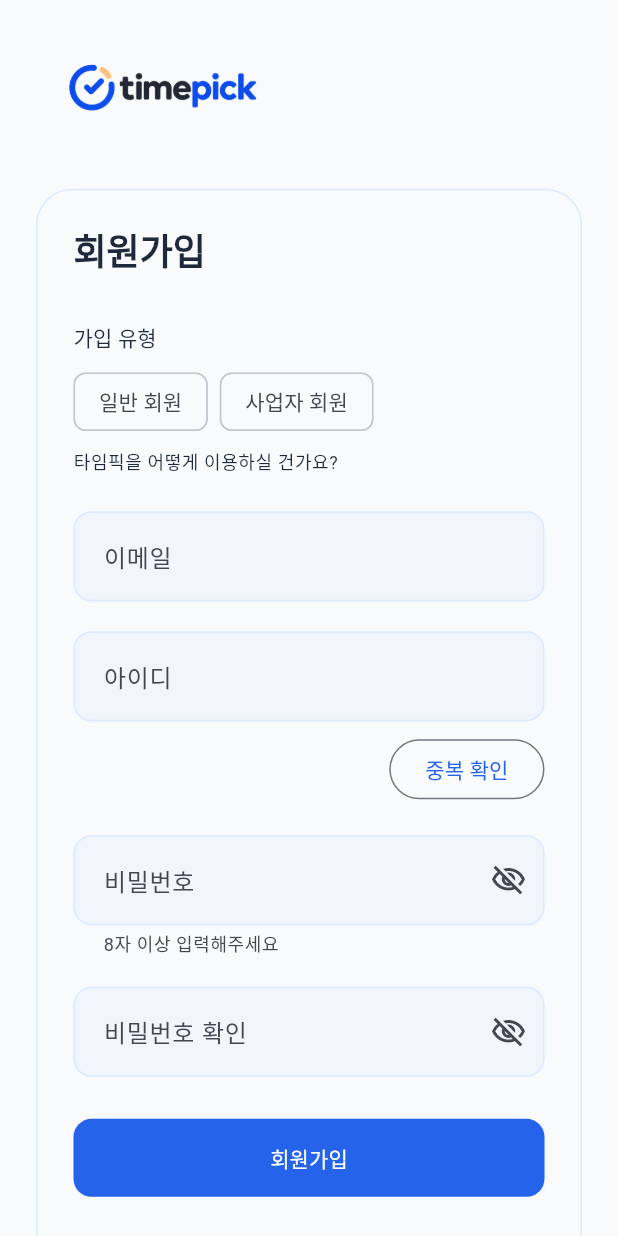
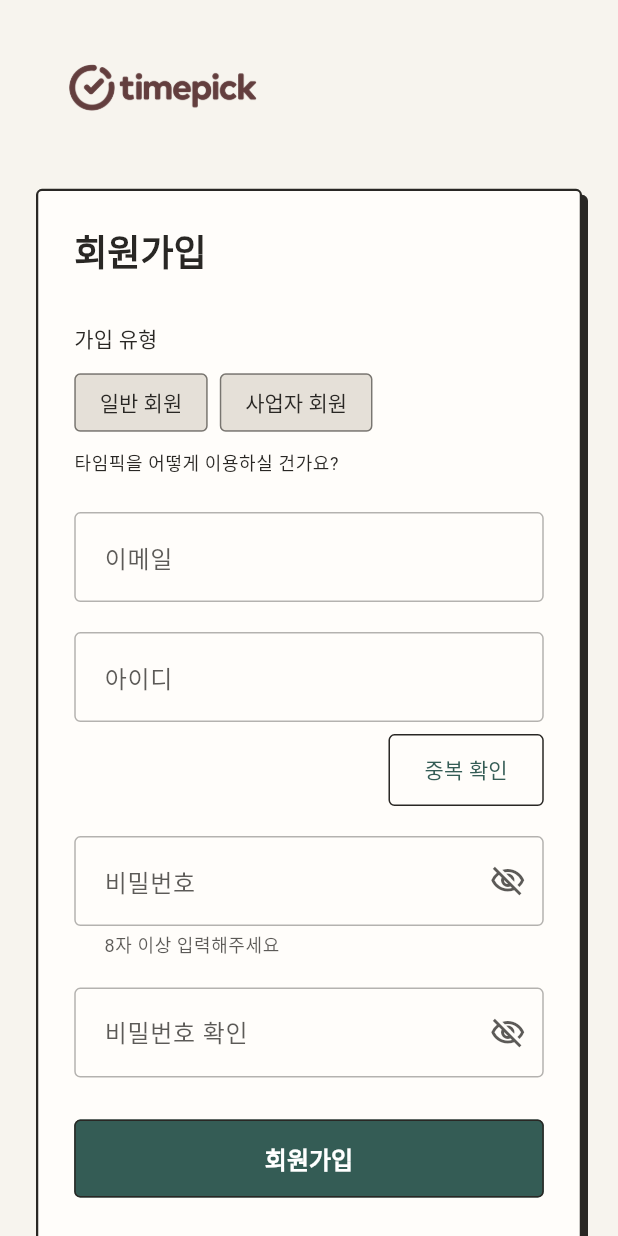
Before and after one commit to DontFixCode/capstone-frontend-app, a Flutter app: the screen it shows after launch, after a tap on "회원가입", on a phone screen of 412 x 824 dp. Run offline on Flutter 3.47's test engine with Material 3 defaults, Android fonts, the phone set to English and light mode, and no system bars; our stand-ins replace geolocator; missing offline and left inert: kakao_map_sdk.

Commit message:
:lipstick: 디자인 변경사항 업데이트

```diff
--- a/lib/Ui/Pages/login/login.dart
+++ b/lib/Ui/Pages/login/login.dart
@@ -1,4 +1,6 @@
 import 'package:flutter/material.dart';
+
+import '../../theme/app_theme.dart';
 
 import 'forgot_password.dart';
 import '../main_page.dart';
@@ -28,12 +30,12 @@ class _LoginPageState extends State<LoginPage> {
     final theme = Theme.of(context);
     final colors = theme.colorScheme;
     final inputBorder = OutlineInputBorder(
-      borderRadius: BorderRadius.circular(12),
-      borderSide: BorderSide(color: colors.secondary),
+      borderRadius: AppTheme.corners,
+      borderSide: BorderSide(color: AppTheme.borderMuted),
     );
     final inputDecoration = InputDecoration(
       filled: true,
-      fillColor: colors.secondary.withValues(alpha: 0.25),
+      fillColor: AppTheme.surface,
       contentPadding: const EdgeInsets.symmetric(horizontal: 16, vertical: 18),
       border: inputBorder,
       enabledBorder: inputBorder,
@@ -56,6 +58,8 @@ class _LoginPageState extends State<LoginPage> {
                     alignment: Alignment.centerLeft,
                     child: Image.asset(
                       'assets/images/timePick_logo_no_background.png',
+                      color: AppTheme.brand,
+                      colorBlendMode: BlendMode.srcIn,
                       width: 168,
                       semanticLabel: '타임픽',
                     ),
@@ -67,11 +71,7 @@ class _LoginPageState extends State<LoginPage> {
                     child: ConstrainedBox(
                       constraints: const BoxConstraints(maxWidth: 480),
                       child: DecoratedBox(
-                        decoration: BoxDecoration(
-                          color: colors.surface,
-                          border: Border.all(color: colors.secondary),
-                          borderRadius: BorderRadius.circular(24),
-                        ),
+                        decoration: AppTheme.panel(raised: true),
                         child: Padding(
                           padding: const EdgeInsets.all(24),
                           child: Form(
@@ -162,7 +162,7 @@ class _LoginPageState extends State<LoginPage> {
                                     style: FilledButton.styleFrom(
                                       minimumSize: const Size.fromHeight(52),
                                       shape: RoundedRectangleBorder(
-                                        borderRadius: BorderRadius.circular(12),
+                                        borderRadius: AppTheme.corners,
                                       ),
                                     ),
                                     child: const Text('로그인'),
--- a/lib/Ui/Pages/login/signup.dart
+++ b/lib/Ui/Pages/login/signup.dart
@@ -1,4 +1,6 @@
 import 'package:flutter/material.dart';
+
+import '../../theme/app_theme.dart';
 
 enum SignupAccountType {
   customer('일반 회원', '원하는 시간에 업체를 찾고 예약해요.'),
@@ -103,12 +105,12 @@ class _SignupPageState extends State<SignupPage> {
     final theme = Theme.of(context);
     final colors = theme.colorScheme;
     final border = OutlineInputBorder(
-      borderRadius: BorderRadius.circular(12),
-      borderSide: BorderSide(color: colors.secondary),
+      borderRadius: AppTheme.corners,
+      borderSide: BorderSide(color: AppTheme.borderMuted),
     );
     final decoration = InputDecoration(
       filled: true,
-      fillColor: colors.secondary.withValues(alpha: 0.25),
+      fillColor: AppTheme.surface,
       contentPadding: const EdgeInsets.symmetric(horizontal: 16, vertical: 18),
       border: border,
       enabledBorder: border,
@@ -130,6 +132,8 @@ class _SignupPageState extends State<SignupPage> {
                 alignment: Alignment.centerLeft,
                 child: Image.asset(
                   'assets/images/timePick_logo_no_background.png',
+                  color: AppTheme.brand,
+                  colorBlendMode: BlendMode.srcIn,
                   width: 168,
                   semanticLabel: '타임픽',
                 ),
@@ -140,11 +144,7 @@ class _SignupPageState extends State<SignupPage> {
                   constraints: const BoxConstraints(maxWidth: 480),
                   child: Container(
                     padding: const EdgeInsets.all(24),
-                    decoration: BoxDecoration(
-                      color: colors.surface,
-                      border: Border.all(color: colors.secondary),
-                      borderRadius: BorderRadius.circular(24),
-                    ),
+                    decoration: AppTheme.panel(raised: true),
                     child: Form(
                       key: _formKey,
                       child: AutofillGroup(
@@ -179,7 +179,7 @@ class _SignupPageState extends State<SignupPage> {
                                         ChoiceChip(
                                           label: Text(type.label),
                                           selected: field.value == type,
-                                          selectedColor: colors.secondary,
+                                          selectedColor: AppTheme.actionSurface,
                                           onSelected: (_) =>
                                               field.didChange(type),
                                         ),
@@ -336,7 +336,7 @@ class _SignupPageState extends State<SignupPage> {
                               style: FilledButton.styleFrom(
                                 minimumSize: const Size.fromHeight(52),
                                 shape: RoundedRectangleBorder(
-                                  borderRadius: BorderRadius.circular(12),
+                                  borderRadius: AppTheme.corners,
                                 ),
                               ),
                               child: const Text('회원가입'),
--- a/lib/Ui/Pages/splash.dart
+++ b/lib/Ui/Pages/splash.dart
@@ -1,6 +1,8 @@
 import 'dart:async';
 
 import 'package:flutter/material.dart';
+
+import '../theme/app_theme.dart';
 
 import 'login/login.dart';
 
@@ -37,7 +39,7 @@ class _SplashPageState extends State<SplashPage> {
     final colors = theme.colorScheme;
 
     return Scaffold(
-      backgroundColor: colors.surface,
+      backgroundColor: AppTheme.background,
       body: SafeArea(
         child: Padding(
           padding: const EdgeInsets.symmetric(horizontal: 24, vertical: 32),
@@ -51,6 +53,8 @@ class _SplashPageState extends State<SplashPage> {
                     children: [
                       Image.asset(
                         'assets/images/timePick_logo_no_background.png',
+                        color: AppTheme.brand,
+                        colorBlendMode: BlendMode.srcIn,
                         width: 360,
                         fit: BoxFit.contain,
                         semanticLabel: '타임픽',
@@ -74,7 +78,7 @@ class _SplashPageState extends State<SplashPage> {
                   child: CircularProgressIndicator(
                     strokeWidth: 2.5,
                     color: colors.primary,
-                    backgroundColor: colors.secondary,
+                    backgroundColor: AppTheme.actionSurface,
                     semanticsLabel: '로딩 중',
                   ),
                 ),
--- a/lib/Ui/theme/app_theme.dart
+++ b/lib/Ui/theme/app_theme.dart
@@ -1,48 +1,159 @@
 import 'package:flutter/material.dart';
 
 abstract final class AppTheme {
-  static const primary = Color(0xFF2563EB);
-  static const secondary = Color(0xFFDBEAFE);
-  static const background = Color(0xFFF8FAFC);
-  static const text = Color(0xFF1E293B);
-  static const accent = Color(0xFFFED7AA);
+  // Brand expression and user actions deliberately have separate roles.
+  static const background = Color(0xFFF7F4EE);
+  static const surface = Color(0xFFFFFDFA);
+  static const surfaceMuted = Color(0xFFE5E0D8);
+  static const text = Color(0xFF292724);
+  static const border = text;
+  static const brand = Color(0xFF623D3D);
+  static const action = Color(0xFF345C55);
+  static const actionSurface = Color(0xFFE5EBE7);
+  static const brandSurface = Color(0xFFEDE2DD);
+  static const onAction = Colors.white;
+  // Secondary text and fine borders use the same charcoal with lower opacity.
+  static const textMuted = Color(0xC2292724);
+  static const borderMuted = Color(0x59292724);
+  static const corners = BorderRadius.all(Radius.circular(4));
+
+  static BoxDecoration panel({bool raised = false, Color color = surface}) =>
+      BoxDecoration(
+        color: color,
+        borderRadius: corners,
+        border: Border.all(color: border, width: raised ? 1.5 : 1),
+        boxShadow: raised
+            ? const [BoxShadow(color: border, offset: Offset(4, 4))]
+            : null,
+      );
 
   static final light = _buildLightTheme();
 
   static ThemeData _buildLightTheme() {
-    final colorScheme = ColorScheme.fromSeed(
-      seedColor: primary,
+    const shape = RoundedRectangleBorder(borderRadius: corners);
+    final inputBorder = OutlineInputBorder(
+      borderRadius: corners,
+      borderSide: BorderSide(color: borderMuted),
+    );
+    final scheme = ColorScheme.fromSeed(
+      seedColor: action,
       brightness: Brightness.light,
-      primary: primary,
-      onPrimary: Colors.white,
-      primaryContainer: secondary,
+      primary: action,
+      onPrimary: onAction,
+      primaryContainer: actionSurface,
       onPrimaryContainer: text,
-      secondary: secondary,
-      onSecondary: text,
-      secondaryContainer: secondary,
+      secondary: brand,
+      onSecondary: onAction,
+      secondaryContainer: brandSurface,
       onSecondaryContainer: text,
-      tertiary: accent,
-      onTertiary: text,
-      tertiaryContainer: accent,
+      tertiary: action,
+      onTertiary: onAction,
+      tertiaryContainer: actionSurface,
       onTertiaryContainer: text,
-      surface: background,
+      surface: surface,
       onSurface: text,
+      onSurfaceVariant: textMuted,
+      surfaceDim: surfaceMuted,
+      surfaceBright: surface,
+      surfaceContainerLowest: surface,
+      surfaceContainerLow: background,
+      surfaceContainer: surfaceMuted,
+      surfaceContainerHigh: surfaceMuted,
+      surfaceContainerHighest: surfaceMuted,
+      outline: border,
+      outlineVariant: borderMuted,
+      inverseSurface: text,
+      onInverseSurface: surface,
+      surfaceTint: Colors.transparent,
     );
     final theme = ThemeData(
       useMaterial3: true,
-      colorScheme: colorScheme,
+      colorScheme: scheme,
       scaffoldBackgroundColor: background,
       appBarTheme: const AppBarTheme(
         backgroundColor: background,
         foregroundColor: text,
         surfaceTintColor: Colors.transparent,
       ),
+      dividerTheme: DividerThemeData(
+        color: borderMuted,
+        thickness: 1,
+        space: 32,
+      ),
+      cardTheme: const CardThemeData(
+        color: surface,
+        elevation: 0,
+        shape: RoundedRectangleBorder(
+          borderRadius: corners,
+          side: BorderSide(color: border),
+        ),
+      ),
+      inputDecorationTheme: InputDecorationTheme(
+        filled: true,
+        fillColor: surface,
+        contentPadding: const EdgeInsets.symmetric(
+          horizontal: 16,
+          vertical: 18,
+        ),
+        border: inputBorder,
+        enabledBorder: inputBorder,
+        focusedBorder: inputBorder.copyWith(
+          borderSide: const BorderSide(color: action, width: 2),
+        ),
+        labelStyle: TextStyle(color: textMuted),
+      ),
+      filledButtonTheme: FilledButtonThemeData(
+        style: FilledButton.styleFrom(
+          backgroundColor: action,
+          foregroundColor: onAction,
+          minimumSize: const Size(48, 52),
+          shape: shape,
+          side: const BorderSide(color: border),
+          textStyle: const TextStyle(fontSize: 16, fontWeight: FontWeight.w700),
+        ),
+      ),
+      outlinedButtonTheme: OutlinedButtonThemeData(
+        style: OutlinedButton.styleFrom(
+          foregroundColor: action,
+          shape: shape,
+          side: const BorderSide(color: border),
+          minimumSize: const Size(48, 48),
+        ),
+      ),
+      textButtonTheme: TextButtonThemeData(
+        style: TextButton.styleFrom(foregroundColor: action, shape: shape),
+      ),
+      chipTheme: ChipThemeData(
+        backgroundColor: surfaceMuted,
+        selectedColor: actionSurface,
+        side: BorderSide(color: borderMuted),
+        shape: shape,
+        labelStyle: const TextStyle(color: text),
+      ),
+      dialogTheme: const DialogThemeData(
+        backgroundColor: surface,
+        shape: RoundedRectangleBorder(
+          borderRadius: corners,
+          side: BorderSide(color: border),
+        ),
+      ),
+      bottomSheetTheme: const BottomSheetThemeData(
+        backgroundColor: surface,
+        surfaceTintColor: Colors.transparent,
+        shape: RoundedRectangleBorder(
+          borderRadius: BorderRadius.vertical(top: Radius.circular(8)),
+        ),
+      ),
       floatingActionButtonTheme: const FloatingActionButtonThemeData(
-        backgroundColor: primary,
-        foregroundColor: Colors.white,
+        backgroundColor: action,
+        foregroundColor: onAction,
+        shape: shape,
+      ),
+      snackBarTheme: const SnackBarThemeData(
+        backgroundColor: text,
+        contentTextStyle: TextStyle(color: surface),
       ),
     );
-
     return theme.copyWith(
       textTheme: theme.textTheme.apply(bodyColor: text, displayColor: text),
     );
```
Also changed, not shown: lib/Ui/Pages/login/forgot_password.dart (+9 -11 lines), lib/Ui/Pages/main_page.dart (+17 -12 lines), lib/Ui/Pages/map_page.dart (+6 -1 lines), lib/Ui/Pages/search_results.dart (+8 -8 lines), lib/Ui/widgets/app_navigation_bar.dart (+7 -7 lines), lib/Ui/widgets/booking_search_form.dart (+31 -22 lines), 1 other file.
